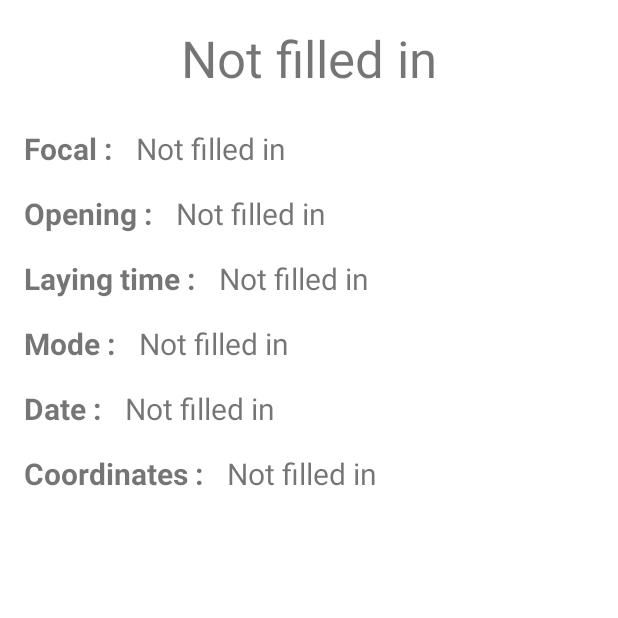
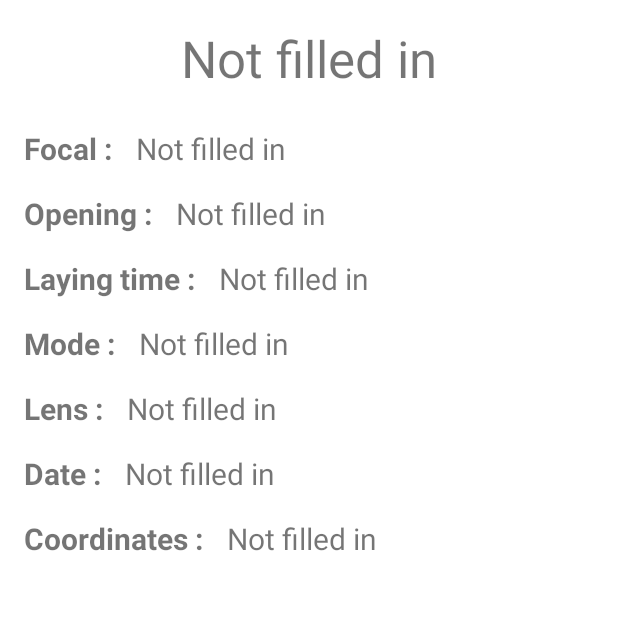
Before and after one commit to Arthur150/FDBSilverFilm, an Android app: the PictureDetailsActivity screen opened directly, with no data from a screen before it, on a phone screen of 412 x 824 dp, the top half of it. Run offline under Robolectric (Android 15) with nearby library versions, the phone set to English and light mode, and no system bars; 1 statement that could not run was skipped.

Commit message:
Fin aperçu picture

```diff
--- a/app/src/main/java/com/example/fdbsilverfilm/model/Meta.kt
+++ b/app/src/main/java/com/example/fdbsilverfilm/model/Meta.kt
@@ -6,5 +6,6 @@ data class Meta(
     val focal: Float = 0.0f,
     val opening: Float = 0.0f,
     val time: Double = 0.0,
+    val mode: String,
     val lens: String
 ) : Serializable
--- a/app/src/main/java/com/example/fdbsilverfilm/view/PictureDetailsActivity.kt
+++ b/app/src/main/java/com/example/fdbsilverfilm/view/PictureDetailsActivity.kt
@@ -17,23 +17,20 @@ class PictureDetailsActivity : AppCompatActivity() {
         setContentView(R.layout.activity_picture_details)
         vm = PictureDetailsViewModel(intent.getSerializableExtra(PICTURE_EXTRA_TAG) as Picture)
 
-        val title = findViewById<TextView>(R.id.picture_details_title).let {
-            it.text = if (vm?.picture?.title.isNullOrEmpty()) getString(R.string.NR) else vm?.picture?.title
+        // [ title, focal, opening, laying time, mode, lens, date, coordinates ]
+        val textViews = ArrayList<TextView>()
+        textViews.add(findViewById(R.id.picture_details_title))
+        textViews.add(findViewById(R.id.focal_value_label))
+        textViews.add(findViewById(R.id.opening_value_label))
+        textViews.add(findViewById(R.id.laying_time_value_label))
+        textViews.add(findViewById(R.id.mode_value_label))
+        textViews.add(findViewById(R.id.lens_value_label))
+        textViews.add(findViewById(R.id.date_value_label))
+        textViews.add(findViewById(R.id.coordinates_value_label))
+
+        for (i in 0 until textViews.size){
+            textViews[i].text = if (vm?.data?.get(i).isNullOrEmpty()) getString(R.string.NR) else vm?.data?.get(i)
         }
 
-        val focal = findViewById<TextView>(R.id.focal_value_label).let {
-
-            it.text = if (vm?.picture?.meta?.focal != 0.0f) getString(R.string.NR) else vm?.picture?.meta?.focal.toString()
-        }
-
-        val opening = findViewById<TextView>(R.id.opening_value_label).let {
-
-            it.text = if (vm?.picture?.meta?.opening != 0.0f) getString(R.string.NR) else vm?.picture?.meta?.opening.toString()
-        }
-
-        val time = findViewById<TextView>(R.id.laying_time_value_label).let {
-
-            it.text = if (vm?.picture?.meta?.time != 0.0) getString(R.string.NR) else vm?.picture?.meta?.time.toString()
-        }
     }
 }
--- a/app/src/main/java/com/example/fdbsilverfilm/viewmodel/PictureDetailsViewModel.kt
+++ b/app/src/main/java/com/example/fdbsilverfilm/viewmodel/PictureDetailsViewModel.kt
@@ -2,6 +2,21 @@ package com.example.fdbsilverfilm.viewmodel
 
 import com.example.fdbsilverfilm.model.Picture
 
-class PictureDetailsViewModel (val picture: Picture) {
+class PictureDetailsViewModel(var picture: Picture) {
+
+    var data : List<String>
+
+    init {
+        val arrayList = ArrayList<String>()
+        arrayList.add(picture.title)
+        arrayList.add(if (picture.meta.focal != 0.0f) picture.meta.focal.toString() else "")
+        arrayList.add(if (picture.meta.opening != 0.0f) picture.meta.opening.toString() else "")
+        arrayList.add(if (picture.meta.time != 0.0) picture.meta.time.toString() else "")
+        arrayList.add(picture.meta.mode)
+        arrayList.add(picture.meta.lens)
+        arrayList.add(picture.date)
+        arrayList.add("")
+        data = arrayList.toList()
+    }
 
 }
--- a/app/src/main/res/layout/activity_picture_details.xml
+++ b/app/src/main/res/layout/activity_picture_details.xml
@@ -129,7 +129,7 @@
         android:textSize="20sp"
         android:textStyle="bold"
         app:layout_constraintStart_toStartOf="parent"
-        app:layout_constraintTop_toBottomOf="@+id/mode_label" />
+        app:layout_constraintTop_toBottomOf="@+id/lens_label" />
 
     <TextView
         android:id="@+id/date_value_label"
@@ -142,7 +142,7 @@
         android:textSize="20sp"
         app:layout_constraintEnd_toEndOf="parent"
         app:layout_constraintStart_toEndOf="@+id/date_label"
-        app:layout_constraintTop_toBottomOf="@+id/mode_value_label" />
+        app:layout_constraintTop_toBottomOf="@+id/lens_value_label" />
 
     <TextView
         android:id="@+id/coordinates_label"
@@ -168,4 +168,29 @@
         app:layout_constraintEnd_toEndOf="parent"
         app:layout_constraintStart_toEndOf="@+id/coordinates_label"
         app:layout_constraintTop_toBottomOf="@+id/date_value_label" />
+
+    <TextView
+        android:id="@+id/lens_label"
+        android:layout_width="wrap_content"
+        android:layout_height="wrap_content"
+        android:layout_marginStart="16dp"
+        android:layout_marginTop="16dp"
+        android:text="@string/Lens"
+        android:textSize="20sp"
+        android:textStyle="bold"
+        app:layout_constraintStart_toStartOf="parent"
+        app:layout_constraintTop_toBottomOf="@+id/mode_label" />
+
+    <TextView
+        android:id="@+id/lens_value_label"
+        android:layout_width="0dp"
+        android:layout_height="wrap_content"
+        android:layout_marginStart="16dp"
+        android:layout_marginTop="16dp"
+        android:layout_marginEnd="16dp"
+        android:text="@string/NR"
+        android:textSize="20sp"
+        app:layout_constraintEnd_toEndOf="parent"
+        app:layout_constraintStart_toEndOf="@+id/lens_label"
+        app:layout_constraintTop_toBottomOf="@+id/mode_value_label" />
 </androidx.constraintlayout.widget.ConstraintLayout>
--- a/app/src/main/res/values/strings.xml
+++ b/app/src/main/res/values/strings.xml
@@ -7,4 +7,5 @@
     <string name="Date">Date :</string>
     <string name="Focal">Focal :</string>
     <string name="Coordinates">Coordinates :</string>
+    <string name="Lens">Lens :</string>
 </resources>
```
Also changed, not shown: 4 other files.
